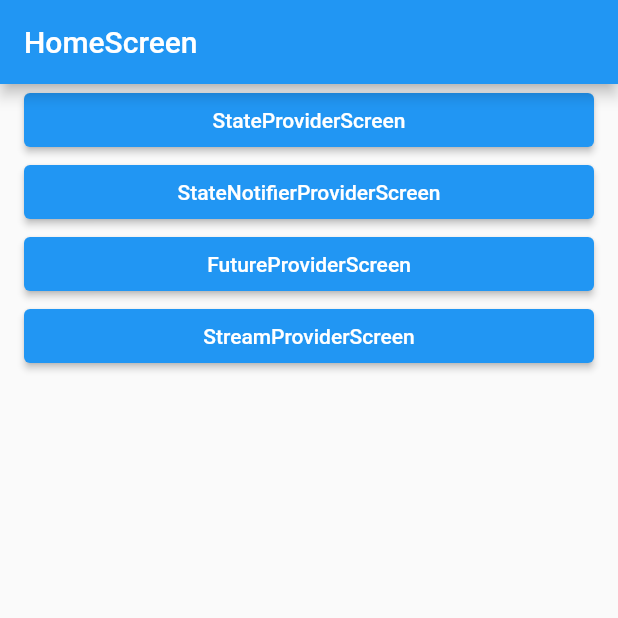
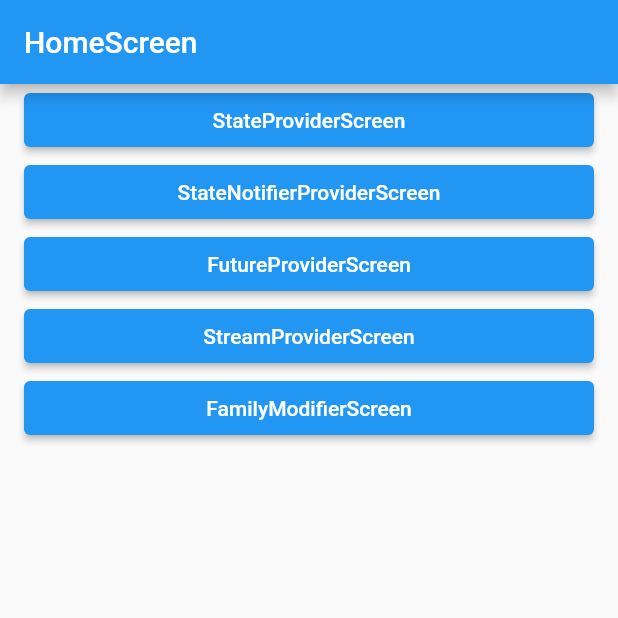
Before and after one commit to nimoseel/Riverpod, a Flutter app: the screen it shows after launch, on a phone screen of 412 x 824 dp, the top half of it. Run offline on Flutter 3.47's test engine with Material 2 defaults, Android fonts, the phone set to English and light mode, and no system bars; our stand-ins replace flutter_riverpod.

```diff
--- a/lib/screen/home_screen.dart
+++ b/lib/screen/home_screen.dart
@@ -1,5 +1,6 @@
 import 'package:flutter/material.dart';
 import 'package:r_study/layout/default_layout.dart';
+import 'package:r_study/screen/family_modifier_screen.dart';
 import 'package:r_study/screen/future_provider_screen.dart';
 import 'package:r_study/screen/state_notifier_provider_screen.dart';
 import 'package:r_study/screen/state_provider_screen.dart';
@@ -54,6 +55,16 @@ class HomeScreen extends StatelessWidget {
             },
             child: Text('StreamProviderScreen'),
           ),
+          ElevatedButton(
+            onPressed: () {
+              Navigator.of(context).push(
+                MaterialPageRoute(
+                  builder: (_) => FamilyModifierScreen(),
+                ),
+              );
+            },
+            child: Text('FamilyModifierScreen'),
+          ),
         ],
       ),
     );
```
